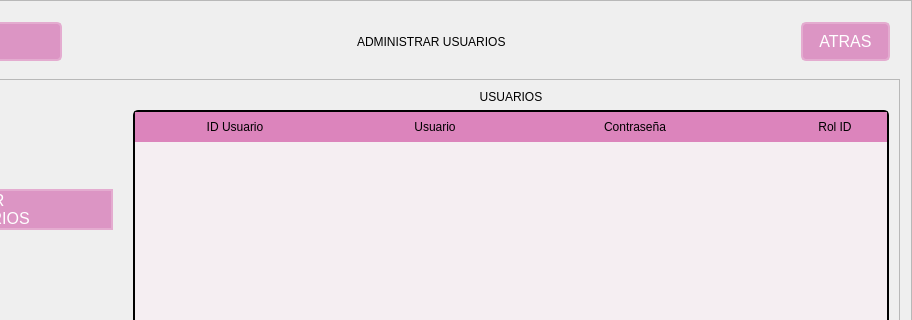
This is GUI/sub_ventanas/ui/AdministrarUsuarios.ui in C-Sebastian-M/GLAM_MAKEUP_STORE as Qt 5 draws it before an edit; both pictures show x 160 to 1072 and y 0 to 320 of the 1072 by 793 pixel window. The edited form follows.
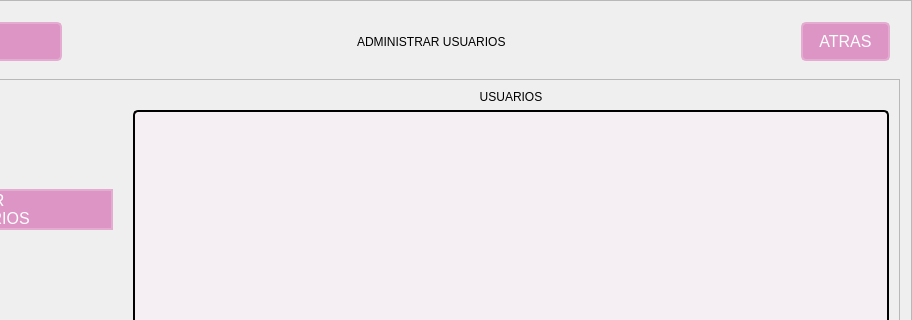
This is the edited form. The open tabs and pages were chosen to show the change. Icons and pictures are not drawn.

Commit message: Se agrega administrar_usuarios.py

Patch:
```diff
--- a/GUI/sub_ventanas/ui/AdministrarUsuarios.ui
+++ b/GUI/sub_ventanas/ui/AdministrarUsuarios.ui
@@ -520,7 +520,7 @@
                     <set>QAbstractItemView::NoEditTriggers</set>
                    </property>
                    <attribute name="horizontalHeaderVisible">
-                    <bool>true</bool>
+                    <bool>false</bool>
                    </attribute>
                    <attribute name="horizontalHeaderCascadingSectionResizes">
                     <bool>true</bool>
```
Left out of the diff: 12 changed lines with no effect on the pictures. The commit also changes 2 other files.
